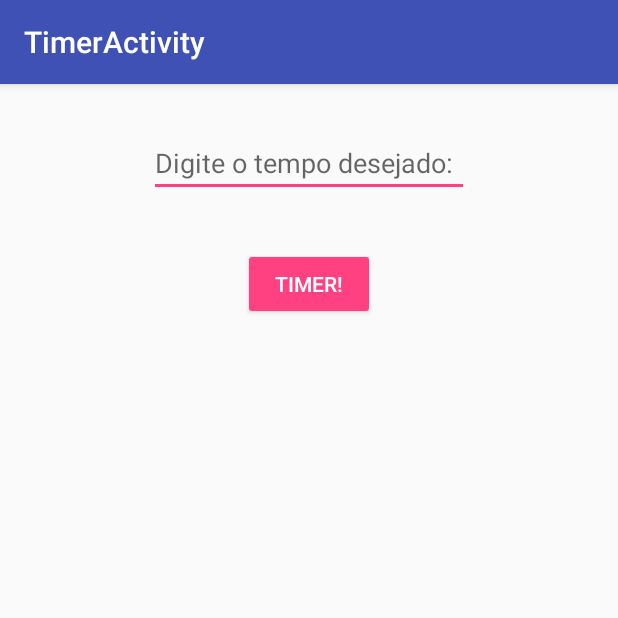
After one commit to brunoklaus/ES2017, an Android app: the TimerActivity screen opened directly, with no data from a screen before it, on a phone screen of 412 x 824 dp, the top half of it. The commit adds this screen. Run offline under Robolectric (Android 15) with nearby library versions, the phone set to English and light mode, and no system bars.

Commit message:
Criação do timer. Adendos:    - MyCountDownTimer é a classe Timer que atualiza a TextView do cronômetro e faz a ação no final do tempo;    - TimerActivity é a activity responsável por pegar o tempo desejado do usuário e dar play ao timer. Ao clicar no botão, a activity Timer2Activity é direcionada;    - Timer2Activity é a activity que mostra o cronômetro;    - O "beep" (som após o término da contagem) ainda não é final.

```diff
--- /dev/null
+++ b/app/src/main/java/com/example/bela/es2017/TimerActivity.java
@@ -0,0 +1,41 @@
+package com.example.bela.es2017;
+
+import android.content.Intent;
+import android.os.Bundle;
+import android.support.v7.app.AppCompatActivity;
+import android.support.v7.widget.Toolbar;
+import android.view.View;
+import android.widget.Button;
+import android.widget.EditText;
+import android.widget.TextView;
+
+public class TimerActivity extends AppCompatActivity {
+
+    private EditText tempo_ipt;
+
+    private MyCountdownTimer timer;
+
+    @Override
+    protected void onCreate(Bundle savedInstanceState) {
+        super.onCreate(savedInstanceState);
+        setContentView(R.layout.activity_timer);
+        Toolbar toolbar = (Toolbar) findViewById(R.id.toolbar);
+        setSupportActionBar(toolbar);
+
+        tempo_ipt = (EditText) findViewById(R.id.tempoIpt);
+        Button play_btn = (Button) findViewById(R.id.playTimer);
+        play_btn.setOnClickListener(new View.OnClickListener() {
+            @Override
+            public void onClick(View view) {
+                Intent intent = new Intent(TimerActivity.this, Timer2Activity.class);
+
+                if(tempo_ipt == null){return;}
+                String aux = tempo_ipt.getText().toString();
+
+                intent.putExtra("time", aux);
+                startActivity(intent);
+            }
+        });
+    }
+
+}
--- /dev/null
+++ b/app/src/main/res/layout/activity_timer.xml
@@ -0,0 +1,36 @@
+<?xml version="1.0" encoding="utf-8"?>
+<android.support.design.widget.CoordinatorLayout xmlns:android="http://schemas.android.com/apk/res/android"
+    xmlns:app="http://schemas.android.com/apk/res-auto"
+    xmlns:tools="http://schemas.android.com/tools"
+    android:layout_width="match_parent"
+    android:layout_height="match_parent"
+    tools:context="com.example.bela.es2017.TimerActivity">
+
+    <android.support.design.widget.AppBarLayout
+        android:layout_width="match_parent"
+        android:layout_height="wrap_content"
+        android:theme="@style/AppTheme.AppBarOverlay">
+
+        <android.support.v7.widget.Toolbar
+            android:id="@+id/toolbar"
+            android:layout_width="match_parent"
+            android:layout_height="?attr/actionBarSize"
+            android:background="?attr/colorPrimary"
+            app:popupTheme="@style/AppTheme.PopupOverlay" />
+
+    </android.support.design.widget.AppBarLayout>
+
+    <LinearLayout
+        android:layout_width="match_parent"
+        android:layout_height="wrap_content"
+        android:orientation="vertical"
+        android:weightSum="1">
+
+        <include
+            layout="@layout/content_timer"
+            android:layout_width="match_parent"
+            android:layout_weight="2.13" />
+
+    </LinearLayout>
+
+</android.support.design.widget.CoordinatorLayout>
--- /dev/null
+++ b/app/src/main/res/layout/content_timer.xml
@@ -0,0 +1,40 @@
+<?xml version="1.0" encoding="utf-8"?>
+<RelativeLayout xmlns:android="http://schemas.android.com/apk/res/android"
+    xmlns:app="http://schemas.android.com/apk/res-auto"
+    xmlns:tools="http://schemas.android.com/tools"
+    android:layout_width="match_parent"
+    android:layout_height="match_parent"
+    app:layout_behavior="@string/appbar_scrolling_view_behavior"
+    tools:context="com.example.bela.es2017.TimerActivity"
+    tools:showIn="@layout/activity_timer"
+    tools:layout_editor_absoluteY="81dp"
+    tools:layout_editor_absoluteX="0dp">
+
+    <EditText
+        android:id="@+id/tempoIpt"
+        android:layout_width="wrap_content"
+        android:layout_height="wrap_content"
+        android:layout_weight="1"
+        android:ems="10"
+        android:inputType="number"
+        tools:layout_editor_absoluteX="85dp"
+        tools:layout_editor_absoluteY="88dp"
+        android:layout_alignParentTop="true"
+        android:layout_centerHorizontal="true"
+        android:hint="Digite o tempo desejado:"
+        android:layout_marginTop="86dp" />
+
+    <Button
+        android:id="@+id/playTimer"
+        style="@style/Widget.AppCompat.Button.Colored"
+        android:layout_width="wrap_content"
+        android:layout_height="wrap_content"
+        android:layout_weight="1"
+        android:text="TIMER!"
+        tools:layout_editor_absoluteX="148dp"
+        tools:layout_editor_absoluteY="342dp"
+        android:layout_alignParentTop="true"
+        android:layout_centerHorizontal="true"
+        android:layout_marginTop="165dp" />
+
+</RelativeLayout>
--- a/app/src/main/res/values/styles.xml
+++ b/app/src/main/res/values/styles.xml
@@ -7,7 +7,7 @@
         <item name="colorPrimaryDark">@color/colorPrimaryDark</item>
         <item name="colorAccent">@color/colorAccent</item>
     </style>
- <!-- Activity with no Title -->
+    <!-- Activity with no Title -->
     <style name="ThemeOverlay.MyNoTitleActivity" parent="AppTheme">
         <item name="windowActionBar">false</item>
         <item name="windowNoTitle">true</item>
```
Also changed, not shown: app/build.gradle (+7 -4 lines), app/src/main/AndroidManifest.xml (+6 -1 lines), app/src/main/java/com/example/bela/es2017/MyCountdownTimer.java (added, +53 -0 lines), app/src/main/java/com/example/bela/es2017/Timer2Activity.java (added, +35 -0 lines), app/src/main/res/layout/activity_timer2.xml (added, +20 -0 lines), app/src/main/res/values/strings.xml (+4 -4 lines).
